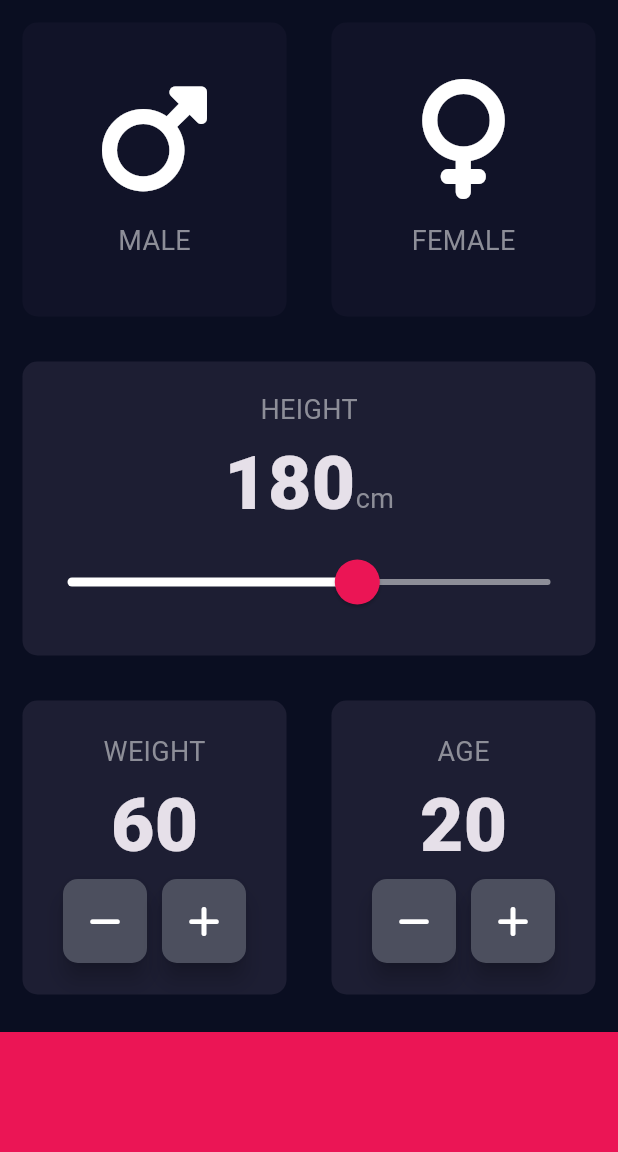
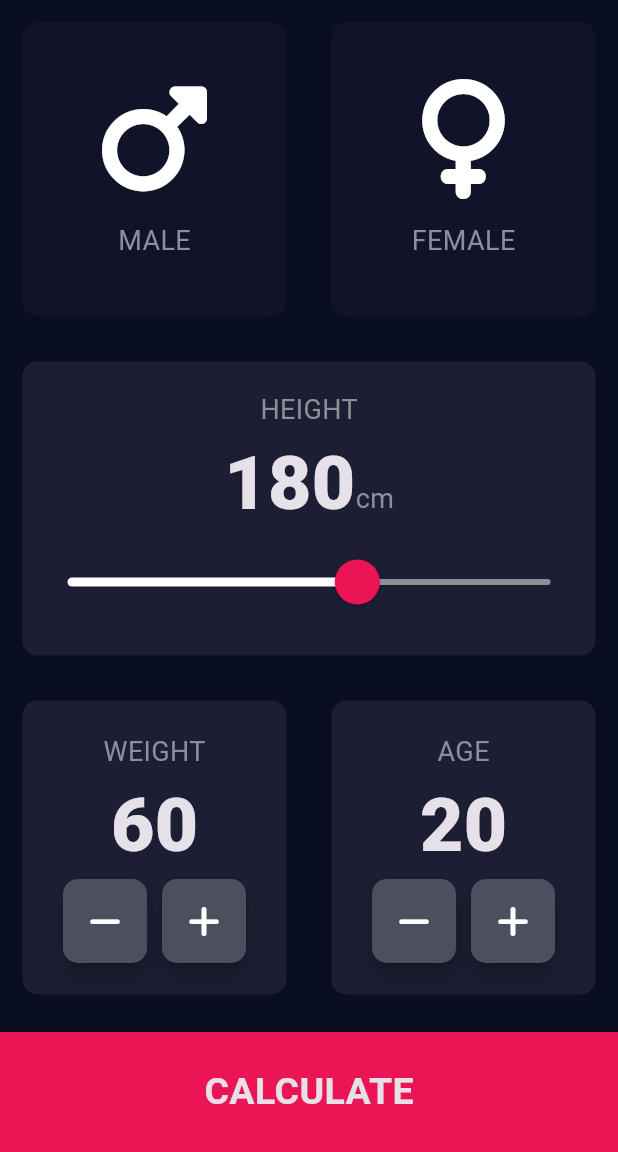
Before and after one commit to Saza-dev/bmi_calculator_flutter, a Flutter app: the screen it shows after launch, on a phone screen of 412 x 824 dp, the part 84-1236 px from its top. Run offline on Flutter 3.47's test engine with Material 3 defaults, Android fonts, the phone set to English and light mode, and no system bars; our stand-ins replace font_awesome_flutter.

```diff
--- /dev/null
+++ b/lib/components/bottom_button.dart
@@ -0,0 +1,29 @@
+import 'package:flutter/material.dart';
+import '../constants.dart';
+
+class BottomButton extends StatelessWidget {
+
+  BottomButton({required this.onTap, required this.buttonTitle});
+
+  final GestureTapCallback onTap;
+  final String buttonTitle;
+
+  @override
+  Widget build(BuildContext context) {
+    return GestureDetector(
+      onTap: onTap,
+      child: Container(
+        child: Center(
+            child: Text(
+              buttonTitle,
+              style: largeButtonTextStyle,
+            )),
+        color: bottomContainerColor,
+        margin: EdgeInsets.only(top: 10),
+        width: double.infinity,
+        height: 80,
+      ),
+    );
+  }
+
+}
--- a/lib/icon_content.dart
+++ b/lib/components/icon_content.dart
@@ -1,5 +1,5 @@
 import 'package:flutter/material.dart';
-import 'constants.dart';
+import '../constants.dart';
 
 
 class IconContent extends StatelessWidget {
--- a/lib/main.dart
+++ b/lib/main.dart
@@ -1,5 +1,5 @@
 import 'package:flutter/material.dart';
-import 'input_page.dart';
+import 'screens/input_page.dart';
 
 void main() {
   runApp(BMICalculator());
--- a/lib/input_page.dart
+++ b/lib/screens/input_page.dart
@@ -1,9 +1,11 @@
+import 'package:bmi_calculator/screens/results_page.dart';
 import 'package:flutter/material.dart';
 import 'package:font_awesome_flutter/font_awesome_flutter.dart';
-import 'icon_content.dart';
-import 'reusable_card.dart';
-import 'constants.dart';
-import 'roundIconButton.dart';
+import 'package:bmi_calculator/components/icon_content.dart';
+import 'package:bmi_calculator/components/reusable_card.dart';
+import 'package:bmi_calculator/constants.dart';
+import 'package:bmi_calculator/components/roundIconButton.dart';
+import 'package:bmi_calculator/components/bottom_button.dart';
 
 enum Gender {
   male,
@@ -22,7 +24,6 @@ class _InputPageState extends State<InputPage> {
   int height = 180;
   int weight = 60;
   int age = 20;
-
 
   Color maleCardColour = inactiveCardColour;
   Color femaleCardColour = inactiveCardColour;
@@ -116,7 +117,7 @@ class _InputPageState extends State<InputPage> {
                     overlayShape: RoundSliderOverlayShape(overlayRadius: 30),
                     thumbColor: Color(0xFFEB1555),
                     activeTrackColor: Colors.white,
-                    overlayColor:Color(0x29EB1555),
+                    overlayColor: Color(0x29EB1555),
                     inactiveTrackColor: Color(0xFF8D8E98),
                   ),
                   child: Slider(
@@ -139,27 +140,38 @@ class _InputPageState extends State<InputPage> {
                     child: ReusableCard(
                   cardChild: Column(
                     mainAxisAlignment: MainAxisAlignment.center,
-                        children:<Widget> [
-                          Text('WEIGHT',style: labelTextStyle,),
-                          Text(weight.toString(),
-                          style: numberTextStyle,),
+                    children: <Widget>[
+                      Text(
+                        'WEIGHT',
+                        style: labelTextStyle,
+                      ),
+                      Text(
+                        weight.toString(),
+                        style: numberTextStyle,
+                      ),
                       Row(
                         mainAxisAlignment: MainAxisAlignment.center,
-                            children:<Widget> [
-                              RoundIconButton(icon: FontAwesomeIcons.minus,
-                                onPressed: (){
+                        children: <Widget>[
+                          RoundIconButton(
+                              icon: FontAwesomeIcons.minus,
+                              onPressed: () {
                                 setState(() {
                                   weight--;
                                 });
-                                }
+                              }),
+                          SizedBox(
+                            width: 10,
                           ),
-                              SizedBox(width: 10,),
-                              RoundIconButton(icon: FontAwesomeIcons.plus,onPressed: (){
+                          RoundIconButton(
+                            icon: FontAwesomeIcons.plus,
+                            onPressed: () {
                               setState(() {
                                 weight++;
                               });
-                              },)
-                          ],)
+                            },
+                          )
+                        ],
+                      )
                     ],
                   ),
                   colour: activeCardColor,
@@ -168,27 +180,38 @@ class _InputPageState extends State<InputPage> {
                     child: ReusableCard(
                   cardChild: Column(
                     mainAxisAlignment: MainAxisAlignment.center,
-                        children:<Widget> [
-                          Text('AGE',style: labelTextStyle,),
-                          Text(age.toString(),
-                            style: numberTextStyle,),
+                    children: <Widget>[
+                      Text(
+                        'AGE',
+                        style: labelTextStyle,
+                      ),
+                      Text(
+                        age.toString(),
+                        style: numberTextStyle,
+                      ),
                       Row(
                         mainAxisAlignment: MainAxisAlignment.center,
-                            children:<Widget> [
-                              RoundIconButton(icon: FontAwesomeIcons.minus,
-                                  onPressed: (){
+                        children: <Widget>[
+                          RoundIconButton(
+                              icon: FontAwesomeIcons.minus,
+                              onPressed: () {
                                 setState(() {
                                   age--;
                                 });
-                                  }
+                              }),
+                          SizedBox(
+                            width: 10,
                           ),
-                              SizedBox(width: 10,),
-                              RoundIconButton(icon: FontAwesomeIcons.plus,onPressed: (){
+                          RoundIconButton(
+                            icon: FontAwesomeIcons.plus,
+                            onPressed: () {
                               setState(() {
                                 age++;
                               });
-                              },)
-                            ],)
+                            },
+                          )
+                        ],
+                      )
                     ],
                   ),
                   colour: activeCardColor,
@@ -196,12 +219,10 @@ class _InputPageState extends State<InputPage> {
               ],
             ),
           ),
-          Container(
-            color: bottomContainerColor,
-            margin: EdgeInsets.only(top: 10),
-            width: double.infinity,
-            height: 80,
-          )
+          BottomButton(buttonTitle: "CALCULATE",onTap:() {
+            Navigator.push(context,
+                MaterialPageRoute(builder: (context) => ResultsPage()));
+          } ,)
         ],
       ),
     );
```
Also changed, not shown: lib/constants.dart (+26 -0 lines), lib/screens/results_page.dart (added, +69 -0 lines), lib/components/reusable_card.dart (renamed from lib/reusable_card.dart), lib/components/roundIconButton.dart (renamed from lib/roundIconButton.dart), lib/results_page.dart (deleted). Lines whose indentation alone changed are shown as unchanged.
